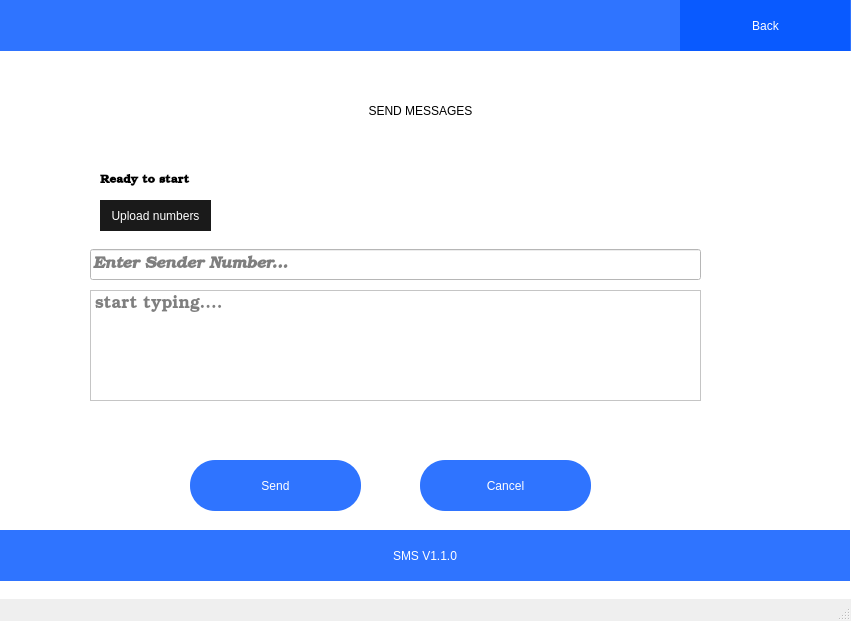
Above: sms.ui from josanta/phone-gen-verify before the change. Below: the same form after it.
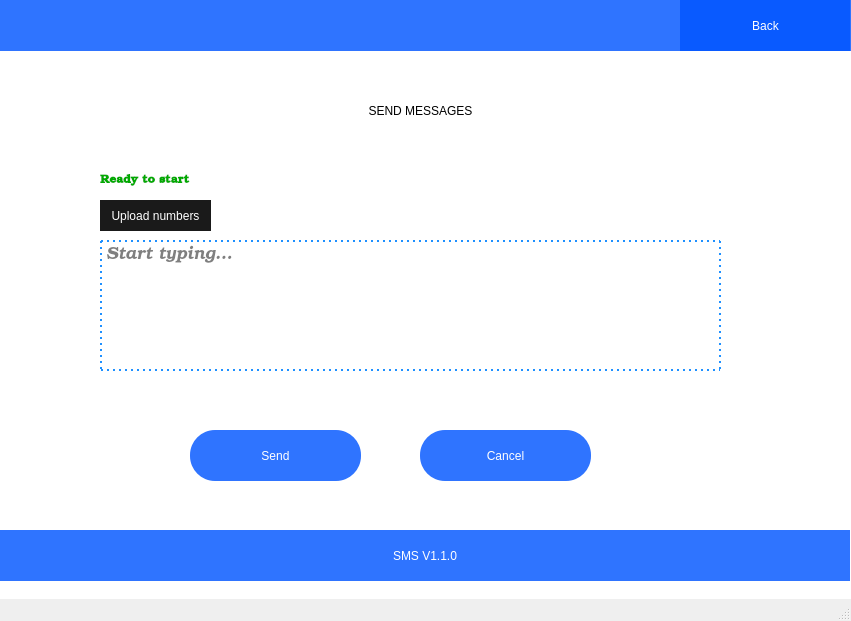
That is the form after the change.

Patch:
```diff
--- a/sms.ui
+++ b/sms.ui
@@ -99,7 +99,7 @@
       <rect>
        <x>100</x>
        <y>160</y>
-       <width>251</width>
+       <width>621</width>
        <height>41</height>
       </rect>
      </property>
@@ -111,6 +111,9 @@
        <bold>true</bold>
       </font>
      </property>
+     <property name="styleSheet">
+      <string notr="true">color: rgb(0, 170, 0);</string>
+     </property>
      <property name="text">
       <string>Ready to start</string>
      </property>
@@ -119,7 +122,7 @@
      <property name="geometry">
       <rect>
        <x>190</x>
-       <y>460</y>
+       <y>430</y>
        <width>171</width>
        <height>51</height>
       </rect>
@@ -145,7 +148,7 @@
      <property name="geometry">
       <rect>
        <x>420</x>
-       <y>460</y>
+       <y>430</y>
        <width>171</width>
        <height>51</height>
       </rect>
@@ -192,25 +195,6 @@
       <string>Back</string>
      </property>
     </widget>
-    <widget class="QPlainTextEdit" name="sms_box">
-     <property name="geometry">
-      <rect>
-       <x>90</x>
-       <y>290</y>
-       <width>611</width>
-       <height>111</height>
-      </rect>
-     </property>
-     <property name="font">
-      <font>
-       <family>Bookman Old Style</family>
-       <pointsize>13</pointsize>
-      </font>
-     </property>
-     <property name="placeholderText">
-      <string>start typing....</string>
-     </property>
-    </widget>
     <widget class="QPushButton" name="upload_btn">
      <property name="geometry">
       <rect>
@@ -237,26 +221,52 @@
       <string>Upload numbers</string>
      </property>
     </widget>
-    <widget class="QLineEdit" name="sender_no">
+    <widget class="QLabel" name="number_count">
      <property name="geometry">
       <rect>
-       <x>90</x>
-       <y>249</y>
-       <width>611</width>
+       <x>230</x>
+       <y>200</y>
+       <width>481</width>
        <height>31</height>
       </rect>
      </property>
      <property name="font">
       <font>
        <family>Bookman Old Style</family>
-       <pointsize>12</pointsize>
+       <pointsize>11</pointsize>
        <weight>75</weight>
+       <bold>true</bold>
+       <strikeout>false</strikeout>
+      </font>
+     </property>
+     <property name="styleSheet">
+      <string notr="true">color:  rgba(0, 85, 255, 208);</string>
+     </property>
+     <property name="text">
+      <string/>
+     </property>
+    </widget>
+    <widget class="QPlainTextEdit" name="sms_box">
+     <property name="geometry">
+      <rect>
+       <x>100</x>
+       <y>240</y>
+       <width>621</width>
+       <height>131</height>
+      </rect>
+     </property>
+     <property name="font">
+      <font>
+       <family>Bookman Old Style</family>
+       <pointsize>13</pointsize>
        <italic>true</italic>
-       <bold>true</bold>
       </font>
      </property>
+     <property name="styleSheet">
+      <string notr="true">border: 2px dotted dodgerblue;</string>
+     </property>
      <property name="placeholderText">
-      <string>Enter Sender Number...</string>
+      <string>Start typing...</string>
      </property>
     </widget>
    </widget>
```
Left out of the diff: 2 changed lines with no effect on the pictures.
